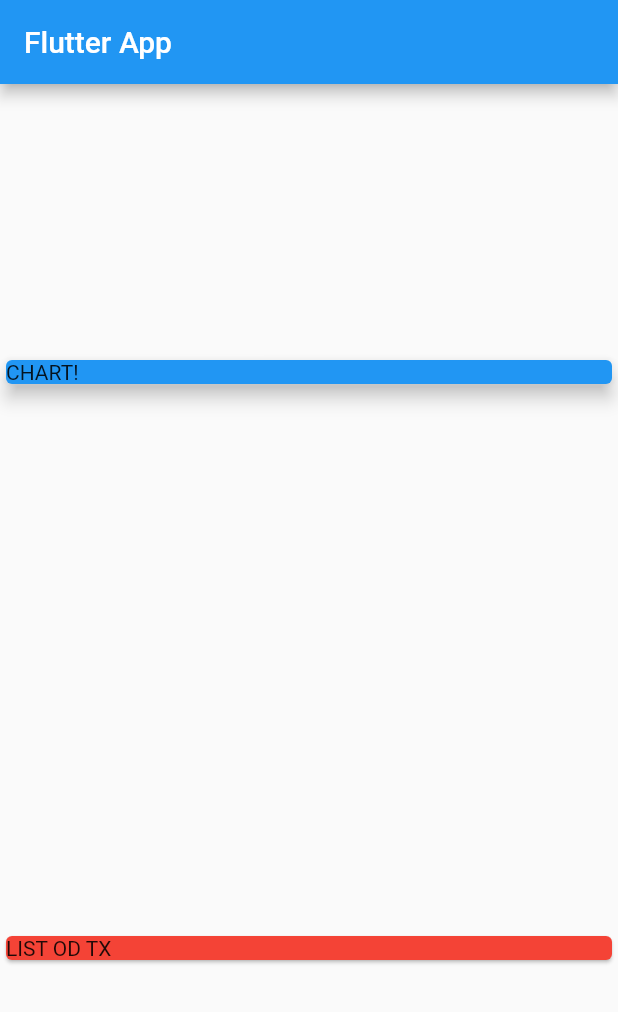
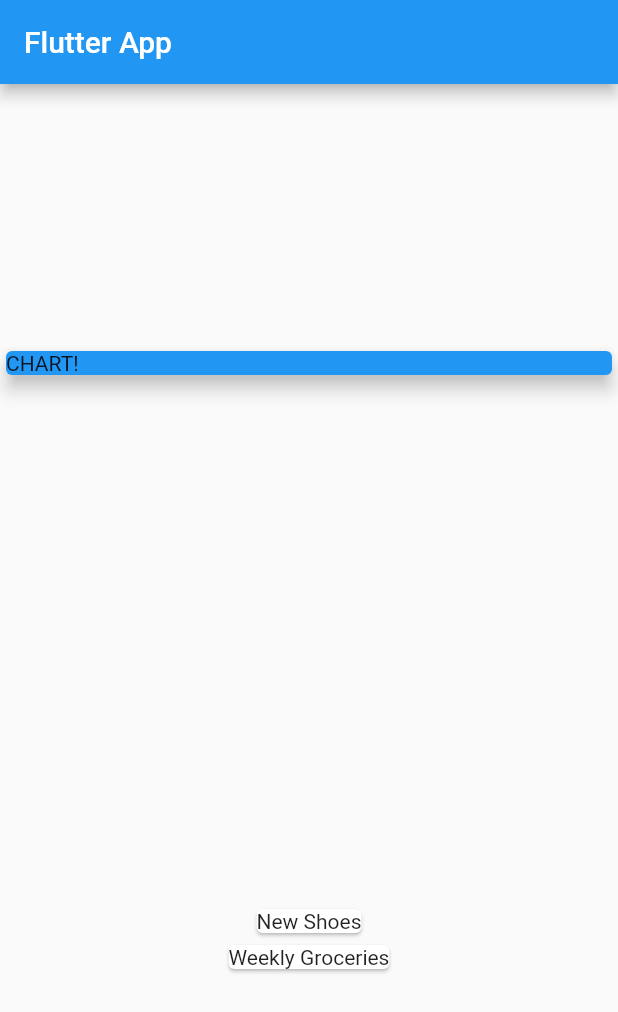
Before and after one commit to tomekniedzia/expense_menager, a Flutter app: the screen it shows after launch, on a phone screen of 412 x 824 dp. Shown: the top 1012 px of the screen. Run offline on Flutter 3.47's test engine with Material 2 defaults, Android fonts, the light colour scheme and no system bars.

Commit message:
First transaction added to List

```diff
--- a/lib/main.dart
+++ b/lib/main.dart
@@ -47,9 +47,12 @@ class MyHomePage extends StatelessWidget {
               ),
               elevation: 5,
             ),
-            Card(
-              color: Colors.red,
-              child: Text('LIST OD TX'),
+            Column(
+              children: transaction.map((tx) {
+                return Card(
+                  child: Text(tx.title),
+                );
+              }).toList(),
             )
           ],
         ));
```
